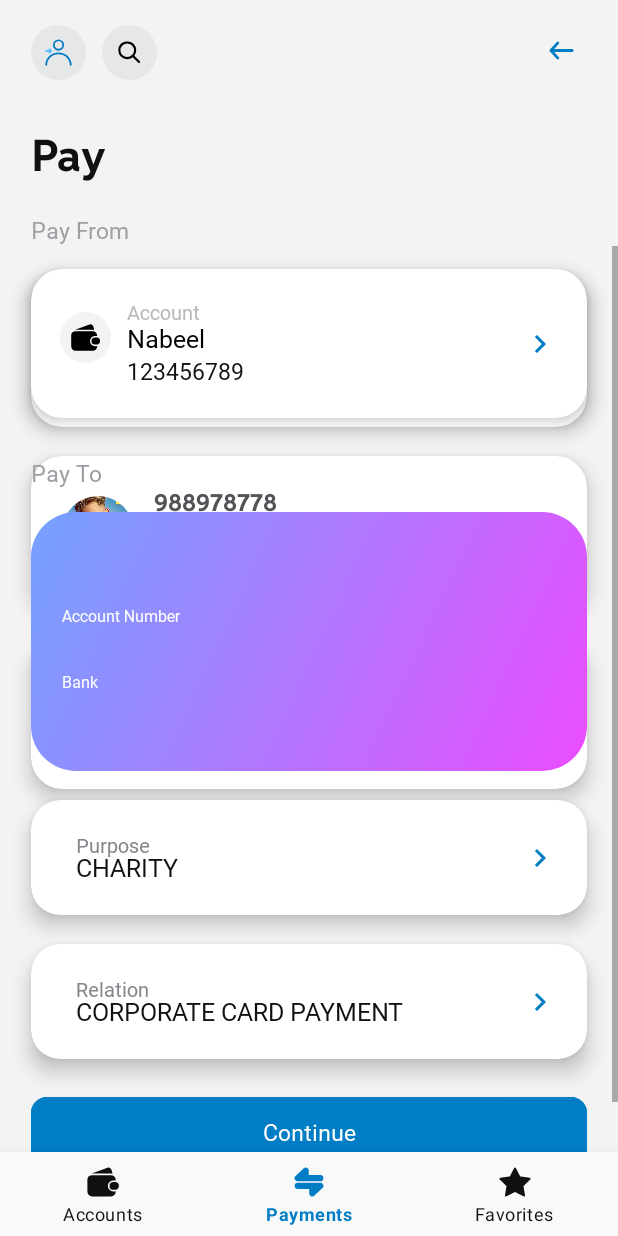
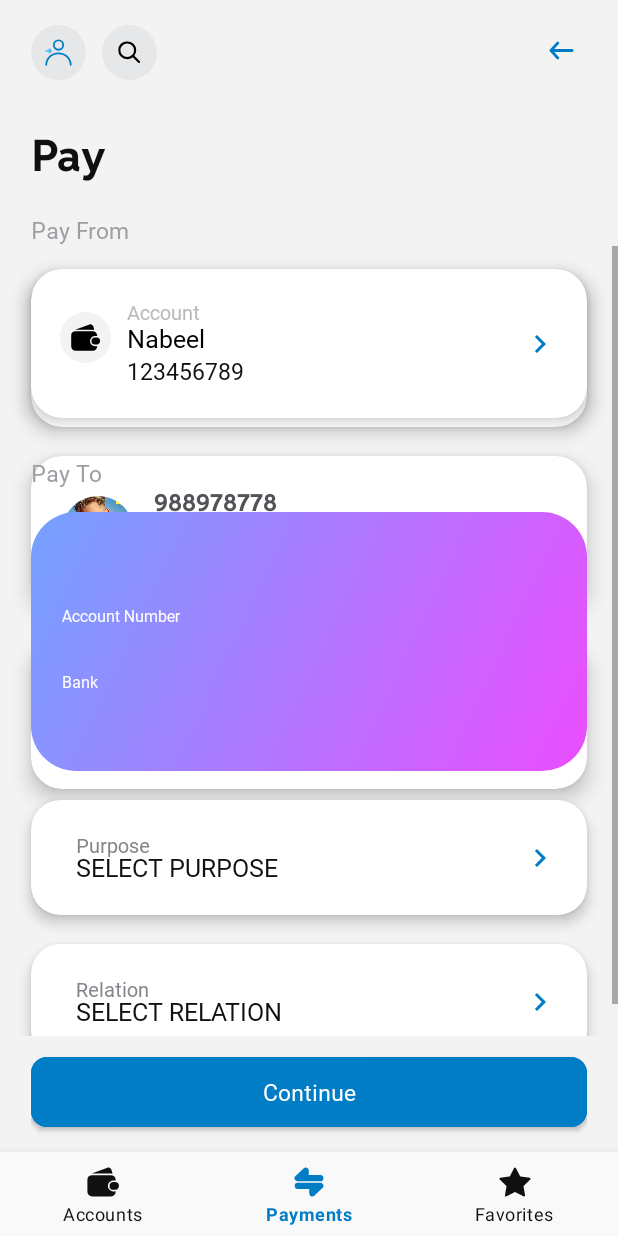
Before and after one commit to NabeelKhan2/Pay_Anyone_epic, an Android app: the fragment FragmentPay placed in its activity, on a phone screen of 412 x 824 dp. Run offline under Robolectric (Android 15) with nearby library versions, the phone set to English and light mode, and no system bars; our stand-ins replace sdp/ssp sizes; 3 statements that could not run were skipped.

Commit message:
Button Scroll view fixed

```diff
--- a/app/src/main/java/com/o3interfaces/payanyonetask/ui/fragments/fragmentpay/FragmentPay.kt
+++ b/app/src/main/java/com/o3interfaces/payanyonetask/ui/fragments/fragmentpay/FragmentPay.kt
@@ -3,7 +3,6 @@ package com.o3interfaces.payanyonetask.ui.fragments.fragmentpay
 import android.view.LayoutInflater
 import android.view.ViewGroup
 import androidx.fragment.app.viewModels
-import androidx.navigation.fragment.findNavController
 import androidx.navigation.fragment.navArgs
 import com.o3interfaces.payanyonetask.R
 import com.o3interfaces.payanyonetask.data.AccountData
@@ -11,8 +10,8 @@ import com.o3interfaces.payanyonetask.databinding.FragmentPayBinding
 import com.o3interfaces.payanyonetask.ui.fragments.basefragment.ViewBindingFragment
 import com.o3interfaces.payanyonetask.ui.fragments.fragmentpayeeslist.PayeeViewModel
 import com.o3interfaces.payanyonetask.utils.*
+import com.o3interfaces.payanyonetask.utils.components.ComponentPayTo
 import com.o3interfaces.payanyonetask.utils.components.accountselect.ComponentAccountSelector
-import com.o3interfaces.payanyonetask.utils.components.ComponentPayTo
 import com.o3interfaces.payanyonetask.utils.components.componentpurpose.ComponentPurpose
 
 
@@ -52,6 +51,7 @@ class FragmentPay : ViewBindingFragment<FragmentPayBinding>() {
             binding = binding.componentPurpose,
             list = viewModel.purposeList,
             text = getString(R.string.purpose),
+            titleText = getString(R.string.purpose_text),
             action = { isCollapsed ->
                 binding.groupRelation.visibility(isCollapsed)
             }
@@ -61,6 +61,7 @@ class FragmentPay : ViewBindingFragment<FragmentPayBinding>() {
             binding = binding.componentRelation,
             list = viewModel.relationList,
             text = getString(R.string.relation),
+            titleText = getString(R.string.relation_text),
             action = {
                 binding.groupPurpose.visibility(it)
             }
--- a/app/src/main/java/com/o3interfaces/payanyonetask/utils/components/componentpurpose/ComponentPurpose.kt
+++ b/app/src/main/java/com/o3interfaces/payanyonetask/utils/components/componentpurpose/ComponentPurpose.kt
@@ -10,15 +10,16 @@ class ComponentPurpose(
     private val binding: ComponentPurposeBinding,
     private val list: List<Purpose>,
     private val action: ((Boolean) -> Unit)? = null,
-    text: String
+    text: String,
+    titleText: String
 ) {
     private var purposeAdapter = PurposeAdapter()
 
     init {
         setupRecyclerView()
-        setupSelectedData(list[0])
         showAndHideComponent()
         binding.tvPurpose.text = text
+        binding.tvLabel.text = titleText
     }
 
     private fun showAndHideComponent() {
@@ -50,10 +51,4 @@ class ComponentPurpose(
             }
         }
     }
-
-    private fun setupSelectedData(initialData: Purpose) {
-        binding.apply {
-            tvLabel.text = initialData.purpose
-        }
-    }
 }
--- a/app/src/main/res/layout/button_component.xml
+++ b/app/src/main/res/layout/button_component.xml
@@ -8,6 +8,8 @@
     android:layout_marginEnd="@dimen/_16sdp"
     android:layout_marginBottom="@dimen/_15sdp"
     app:layout_constraintBottom_toBottomOf="parent">
+
+
 
     <com.google.android.material.button.MaterialButton
         android:id="@+id/btnPay"
--- a/app/src/main/res/layout/component_purpose.xml
+++ b/app/src/main/res/layout/component_purpose.xml
@@ -11,7 +11,7 @@
     android:maxHeight="@dimen/_200sdp"
     app:cardBackgroundColor="@color/white"
     app:cardCornerRadius="@dimen/_15sdp"
-    app:cardElevation="@dimen/_6sdp"
+    app:cardElevation="@dimen/_4sdp"
     app:layout_constraintTop_toTopOf="parent">
 
     <androidx.constraintlayout.widget.ConstraintLayout
--- a/app/src/main/res/layout/fragment_pay.xml
+++ b/app/src/main/res/layout/fragment_pay.xml
@@ -1,15 +1,21 @@
 <?xml version="1.0" encoding="utf-8"?>
-<ScrollView xmlns:android="http://schemas.android.com/apk/res/android"
+<androidx.constraintlayout.widget.ConstraintLayout xmlns:android="http://schemas.android.com/apk/res/android"
     xmlns:app="http://schemas.android.com/apk/res-auto"
     xmlns:tools="http://schemas.android.com/tools"
     android:layout_width="match_parent"
-    android:layout_height="match_parent"
-    android:fillViewport="true">
+    android:layout_height="match_parent">
+
+    <ScrollView
+        android:layout_width="match_parent"
+        android:layout_height="0dp"
+        android:layout_marginBottom="@dimen/_6sdp"
+        android:fillViewport="true"
+        app:layout_constraintBottom_toTopOf="@id/btnComponent"
+        app:layout_constraintTop_toTopOf="parent">
 
         <androidx.constraintlayout.widget.ConstraintLayout
             android:layout_width="match_parent"
             android:layout_height="wrap_content"
-        android:paddingBottom="@dimen/_15sdp"
             tools:context=".ui.fragments.fragmentpay.FragmentPay">
 
             <include
@@ -65,39 +71,28 @@
                 android:id="@+id/componentRelation"
                 layout="@layout/component_purpose"
                 android:layout_width="0dp"
+                app:layout_constraintVertical_bias="0"
                 android:layout_height="wrap_content"
                 android:layout_marginStart="@dimen/_16sdp"
                 android:layout_marginTop="@dimen/_15sdp"
                 android:layout_marginEnd="@dimen/_16sdp"
+                android:layout_marginBottom="@dimen/_5sdp"
+                app:layout_constraintBottom_toBottomOf="parent"
                 app:layout_constraintEnd_toEndOf="parent"
                 app:layout_constraintStart_toStartOf="parent"
                 app:layout_constraintTop_toBottomOf="@id/barrierRelation" />
-
-        <include
-            android:id="@+id/btnComponent"
-            layout="@layout/button_component"
-            android:layout_width="0dp"
-            android:layout_height="wrap_content"
-            android:layout_marginStart="@dimen/_16sdp"
-            android:layout_marginTop="@dimen/_15sdp"
-            android:layout_marginEnd="@dimen/_16sdp"
-            app:layout_constraintBottom_toBottomOf="parent"
-            app:layout_constraintEnd_toEndOf="parent"
-            app:layout_constraintStart_toStartOf="parent"
-            app:layout_constraintTop_toBottomOf="@id/componentRelation"
-            app:layout_constraintVertical_bias="1" />
 
             <androidx.constraintlayout.widget.Group
                 android:id="@+id/groupPurpose"
                 android:layout_width="wrap_content"
                 android:layout_height="wrap_content"
-            app:constraint_referenced_ids="componentPayTo,btnComponent,tvPayTo,componentPurpose,componentAccount" />
+                app:constraint_referenced_ids="componentPayTo,tvPayTo,componentPurpose,componentAccount" />
 
             <androidx.constraintlayout.widget.Group
                 android:id="@+id/groupRelation"
                 android:layout_width="wrap_content"
                 android:layout_height="wrap_content"
-            app:constraint_referenced_ids="componentPayTo,btnComponent,tvPayTo,componentAccount,componentRelation" />
+                app:constraint_referenced_ids="componentPayTo,tvPayTo,componentAccount,componentRelation" />
 
             <androidx.constraintlayout.widget.Barrier
                 android:id="@+id/barrierRelation"
@@ -119,8 +114,21 @@
                 android:id="@+id/groupAccount"
                 android:layout_width="wrap_content"
                 android:layout_height="wrap_content"
-            app:constraint_referenced_ids="componentPayTo,btnComponent,tvPayTo,componentPurpose,componentRelation" />
-
+                app:constraint_referenced_ids="componentPayTo,tvPayTo,componentPurpose,componentRelation" />
 
         </androidx.constraintlayout.widget.ConstraintLayout>
     </ScrollView>
+
+    <include
+        android:id="@+id/btnComponent"
+        layout="@layout/button_component"
+        android:layout_width="0dp"
+        android:layout_height="wrap_content"
+        android:layout_marginStart="@dimen/_16sdp"
+        android:layout_marginEnd="@dimen/_16sdp"
+        android:layout_marginBottom="@dimen/_8sdp"
+        app:layout_constraintBottom_toBottomOf="parent"
+        app:layout_constraintEnd_toEndOf="parent"
+        app:layout_constraintStart_toStartOf="parent" />
+
+</androidx.constraintlayout.widget.ConstraintLayout>
--- a/app/src/main/res/values/strings.xml
+++ b/app/src/main/res/values/strings.xml
@@ -35,4 +35,6 @@
     <string name="accounts">Accounts</string>
     <string name="payments">Payments</string>
     <string name="favorites">Favorites</string>
+    <string name="purpose_text">Select Purpose</string>
+    <string name="relation_text">Select Relation</string>
 </resources>
```
Lines whose indentation alone changed are shown as unchanged.
